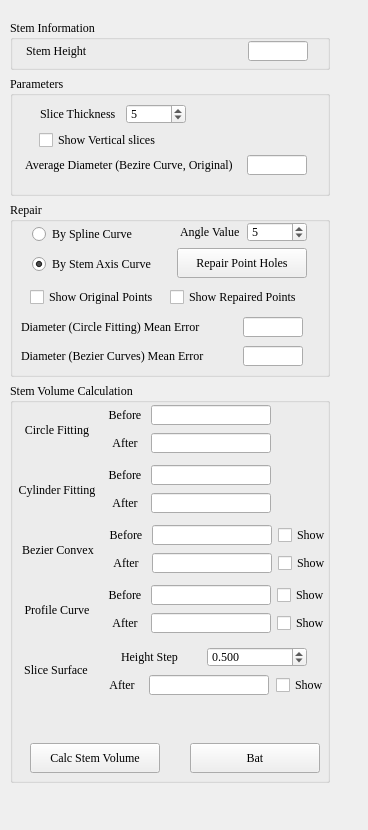
The window that Source/StemVolumeVerticalSlices.ui (leiyouxy/3DStemModel) describes before a commit, drawn with Qt 5.
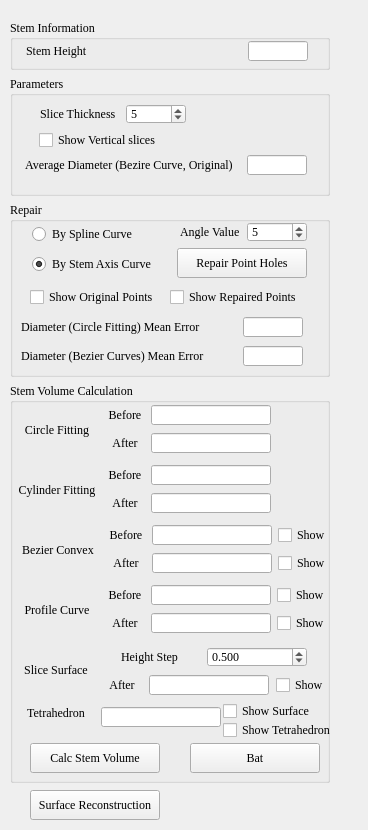
The same window after the commit.

Patch:
```diff
--- a/Source/StemVolumeVerticalSlices.ui
+++ b/Source/StemVolumeVerticalSlices.ui
@@ -1379,10 +1379,138 @@
         </item>
        </layout>
       </widget>
+      <widget class="QLabel" name="labelThickNess_18">
+       <property name="geometry">
+        <rect>
+         <x>6</x>
+         <y>320</y>
+         <width>80</width>
+         <height>20</height>
+        </rect>
+       </property>
+       <property name="minimumSize">
+        <size>
+         <width>80</width>
+         <height>20</height>
+        </size>
+       </property>
+       <property name="maximumSize">
+        <size>
+         <width>80</width>
+         <height>20</height>
+        </size>
+       </property>
+       <property name="text">
+        <string>Tetrahedron</string>
+       </property>
+       <property name="alignment">
+        <set>Qt::AlignCenter</set>
+       </property>
+      </widget>
+      <widget class="QLineEdit" name="lineEditVolumeSlicesSurfaceAfter_2">
+       <property name="geometry">
+        <rect>
+         <x>91</x>
+         <y>324</y>
+         <width>120</width>
+         <height>20</height>
+        </rect>
+       </property>
+       <property name="minimumSize">
+        <size>
+         <width>120</width>
+         <height>20</height>
+        </size>
+       </property>
+       <property name="maximumSize">
+        <size>
+         <width>120</width>
+         <height>20</height>
+        </size>
+       </property>
+       <property name="readOnly">
+        <bool>true</bool>
+       </property>
+      </widget>
+      <widget class="QCheckBox" name="checkBoxShowSurface_2">
+       <property name="geometry">
+        <rect>
+         <x>213</x>
+         <y>320</y>
+         <width>110</width>
+         <height>16</height>
+        </rect>
+       </property>
+       <property name="minimumSize">
+        <size>
+         <width>110</width>
+         <height>16</height>
+        </size>
+       </property>
+       <property name="maximumSize">
+        <size>
+         <width>100</width>
+         <height>16</height>
+        </size>
+       </property>
+       <property name="text">
+        <string>Show Surface</string>
+       </property>
+       <property name="checked">
+        <bool>false</bool>
+       </property>
+      </widget>
+      <widget class="QCheckBox" name="checkBoxShowSurface_3">
+       <property name="geometry">
+        <rect>
+         <x>213</x>
+         <y>339</y>
+         <width>110</width>
+         <height>16</height>
+        </rect>
+       </property>
+       <property name="minimumSize">
+        <size>
+         <width>110</width>
+         <height>16</height>
+        </size>
+       </property>
+       <property name="maximumSize">
+        <size>
+         <width>100</width>
+         <height>16</height>
+        </size>
+       </property>
+       <property name="text">
+        <string>Show Tetrahedron</string>
+       </property>
+       <property name="checked">
+        <bool>false</bool>
+       </property>
+      </widget>
      </widget>
     </item>
    </layout>
   </widget>
+  <widget class="QPushButton" name="pushButtonSurfaceReconstruction">
+   <property name="geometry">
+    <rect>
+     <x>30</x>
+     <y>790</y>
+     <width>130</width>
+     <height>30</height>
+    </rect>
+   </property>
+   <property name="minimumSize">
+    <size>
+     <width>130</width>
+     <height>30</height>
+    </size>
+   </property>
+   <property name="text">
+    <string>Surface Reconstruction</string>
+   </property>
+  </widget>
  </widget>
  <tabstops>
   <tabstop>spinBoxThickNess</tabstop>
```
